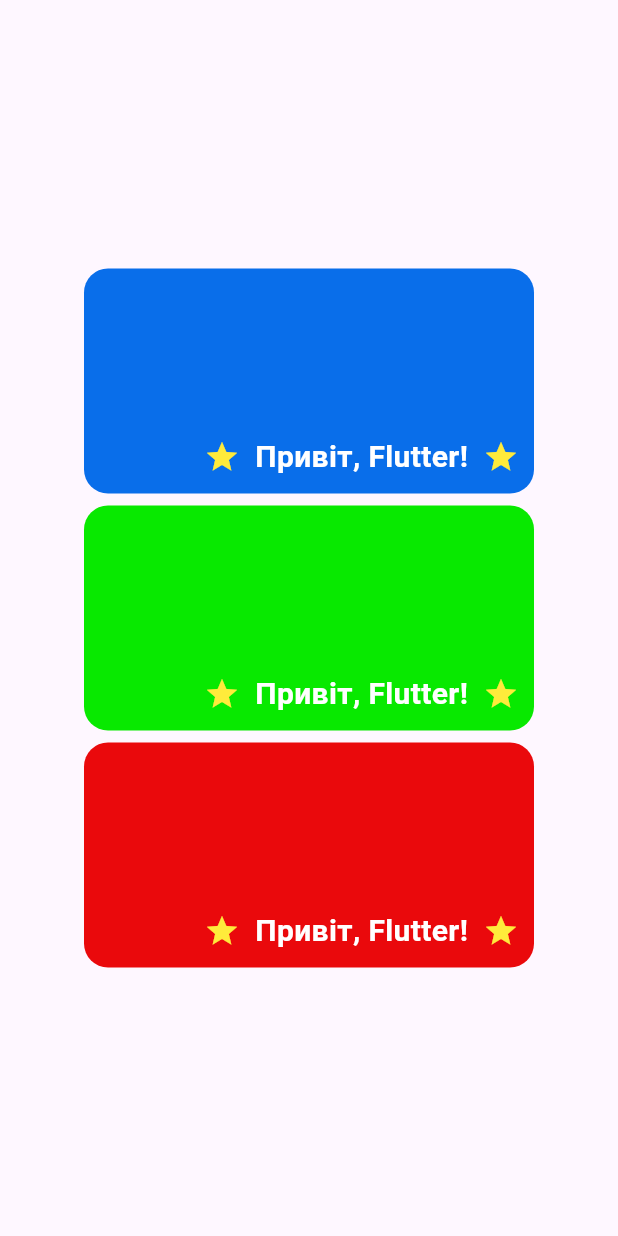
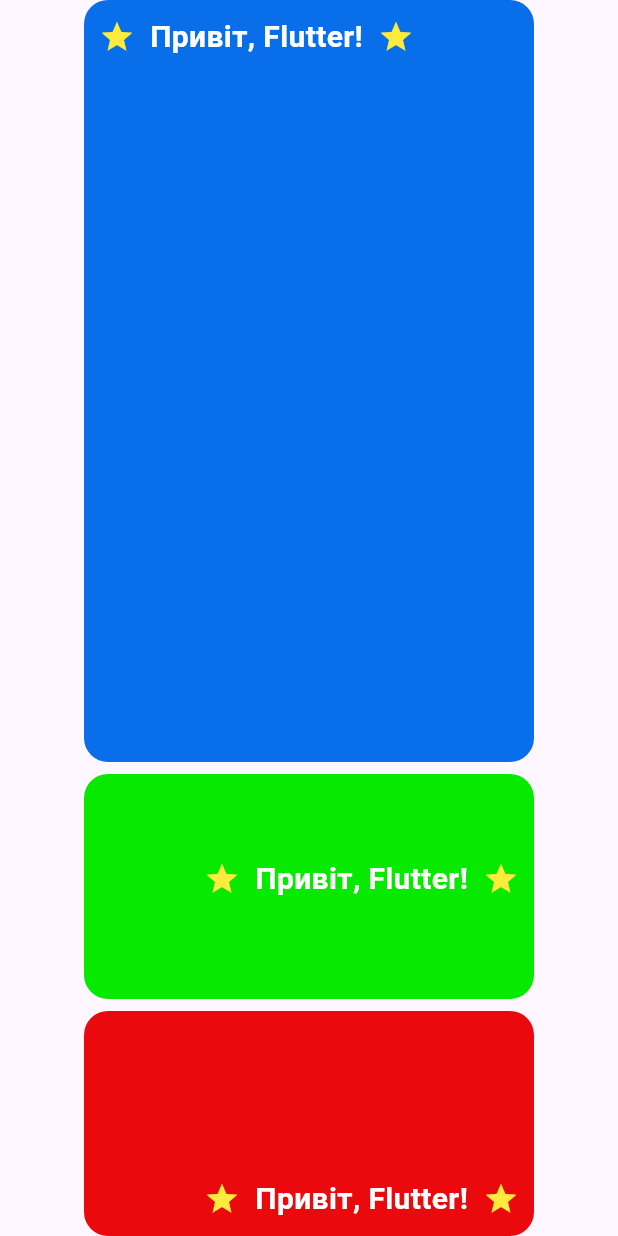
Before and after one commit to bastqq/flutter_homework, a Flutter app: the screen it shows after launch, on a phone screen of 412 x 824 dp. Run offline on Flutter 3.47's test engine with Material 3 defaults, Android fonts, the phone set to English and light mode, and no system bars.

Commit message:
feat-FLAB-11-widgets-p1 hw part 4
Co-authored-by: Copilot <copilot@github.com>

```diff
--- a/lib/lesson_11/main.dart
+++ b/lib/lesson_11/main.dart
@@ -35,19 +35,20 @@ class _MyHomePageState extends State<MyHomePage> {
           spacing: 8,
           mainAxisAlignment: MainAxisAlignment.center,
           children: [
-            Container(
+            Flexible(
+              child: Container(
                 decoration: BoxDecoration(
                   borderRadius: BorderRadius.circular(16),
                   color: Color.fromRGBO(9, 110, 234, 1),
                 ),
                 width: 300,
-              height: 150,
+                height: double.infinity,
                 child: Align(
-                alignment: Alignment.bottomRight,
+                  alignment: Alignment.topLeft,
                   child: Padding(
-                  padding: const EdgeInsets.only(right: 10, bottom: 10),
+                    padding: const EdgeInsets.only(top: 10, left: 10),
                     child: Row(
-                    mainAxisAlignment: MainAxisAlignment.end,
+                      mainAxisAlignment: MainAxisAlignment.start,
                       spacing: 10,
                       children: [
                         Icon(Icons.star, color: Colors.yellow),
@@ -65,6 +66,7 @@ class _MyHomePageState extends State<MyHomePage> {
                   ),
                 ),
               ),
+            ),
             Container(
               decoration: BoxDecoration(
                 borderRadius: BorderRadius.circular(16),
@@ -73,7 +75,7 @@ class _MyHomePageState extends State<MyHomePage> {
               width: 300,
               height: 150,
               child: Align(
-                alignment: Alignment.bottomRight,
+                alignment: Alignment.center,
                 child: Padding(
                   padding: const EdgeInsets.only(right: 10, bottom: 10),
                   child: Row(
```
Lines whose indentation alone changed are shown as unchanged.
